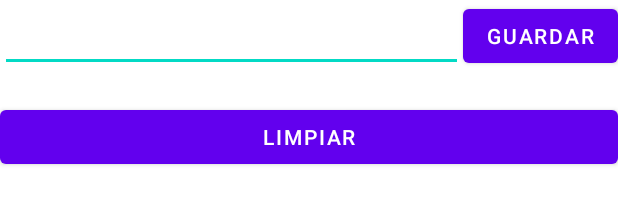
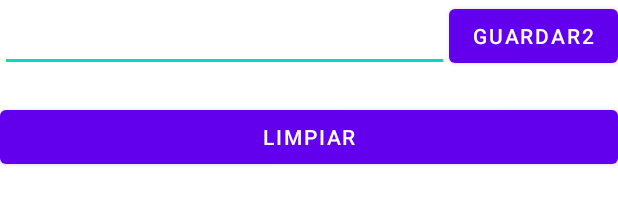
Before and after one commit to Jairlgt15/AndroidAplicacionesMoviles, an Android app: the layout activity_scrolling_view.xml on its own in the app's theme, with its tools: preview values and no code run, on a phone screen of 412 x 824 dp. Shown: the top 198 px of the screen. Run offline under Robolectric (Android 15) with nearby library versions, the phone set to English and light mode, and no system bars.

Commit message:
ScrollText corregido, mas aín scrollingView sigue sin fucionar a la hora de ejecutar el emulador (puede ser por recursos)

```diff
--- a/app/src/main/res/layout/activity_scrolling_view.xml
+++ b/app/src/main/res/layout/activity_scrolling_view.xml
@@ -1,12 +1,13 @@
 <?xml version="1.0" encoding="utf-8"?>
-<androidx.constraintlayout.widget.ConstraintLayout
-    xmlns:android="http://schemas.android.com/apk/res/android"
+<ScrollView xmlns:android="http://schemas.android.com/apk/res/android"
+    android:layout_width="match_parent"
+    android:layout_height="match_parent">
+    <androidx.constraintlayout.widget.ConstraintLayout xmlns:android="http://schemas.android.com/apk/res/android"
         xmlns:app="http://schemas.android.com/apk/res-auto"
         xmlns:tools="http://schemas.android.com/tools"
         android:layout_width="match_parent"
         android:layout_height="match_parent"
-    tools:context=".ScrollingTextActivity">
-
+        tools:context=".ScrollingViewActivity">
         <EditText
             android:id="@+id/editTextDatos"
             android:layout_width="0dp"
@@ -18,11 +19,10 @@
             android:id="@+id/buttonGuardar"
             android:layout_width="wrap_content"
             android:layout_height="wrap_content"
-        android:text="Guardar"
+            android:text="Guardar2"
             app:layout_constraintLeft_toRightOf="@+id/editTextDatos"
             app:layout_constraintRight_toRightOf="parent"
             app:layout_constraintTop_toTopOf="parent" />
-
         <TextView
             android:id="@+id/textViewMostrarTexto"
             android:layout_width="0dp"
@@ -32,7 +32,6 @@
             app:layout_constraintRight_toRightOf="parent"
             app:layout_constraintTop_toBottomOf="@id/editTextDatos"
             app:layout_constraintVertical_weight="1" />
-
         <Button
             android:id="@+id/buttonLimpiar"
             android:layout_width="0dp"
@@ -41,5 +40,5 @@
             app:layout_constraintLeft_toLeftOf="parent"
             app:layout_constraintRight_toRightOf="parent"
             app:layout_constraintTop_toBottomOf="@id/textViewMostrarTexto" />
-
     </androidx.constraintlayout.widget.ConstraintLayout>
+</ScrollView>
```
Also changed, not shown: app/src/main/AndroidManifest.xml (+15 -9 lines), app/src/main/java/com/jairgomez/miercoles/ScrollinTextActivity.kt (+17 -0 lines), app/src/main/java/com/jairgomez/miercoles/ScrollingViewActivity.kt (+6 -3 lines), app/src/main/res/layout/activity_scrollin_text.xml (+36 -0 lines). Lines whose indentation alone changed are shown as unchanged.
